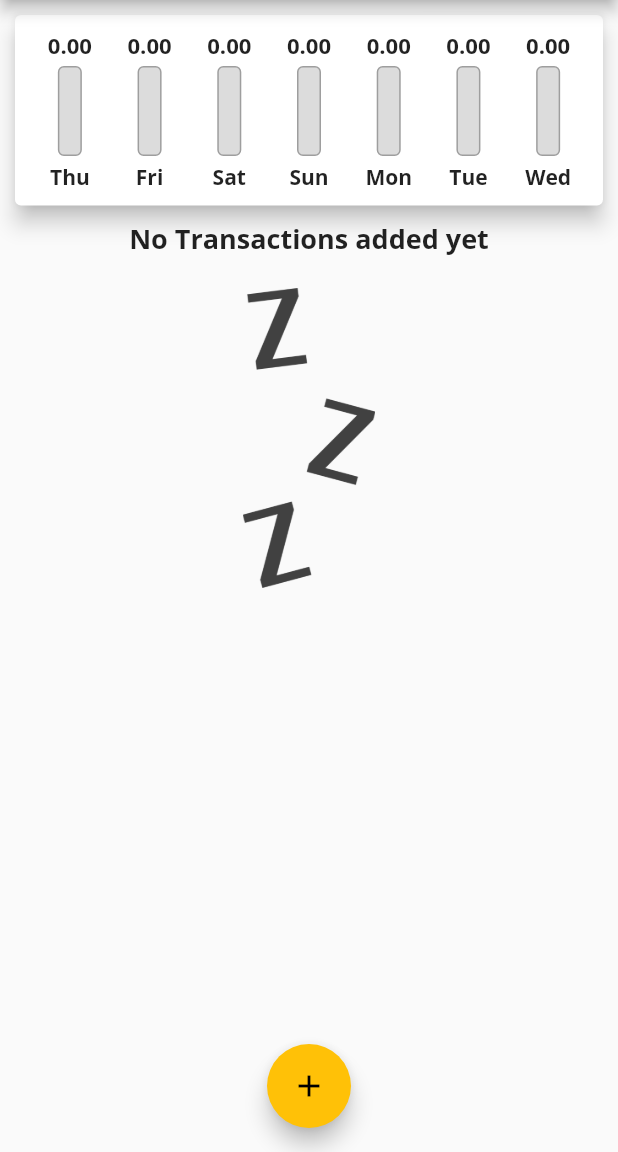
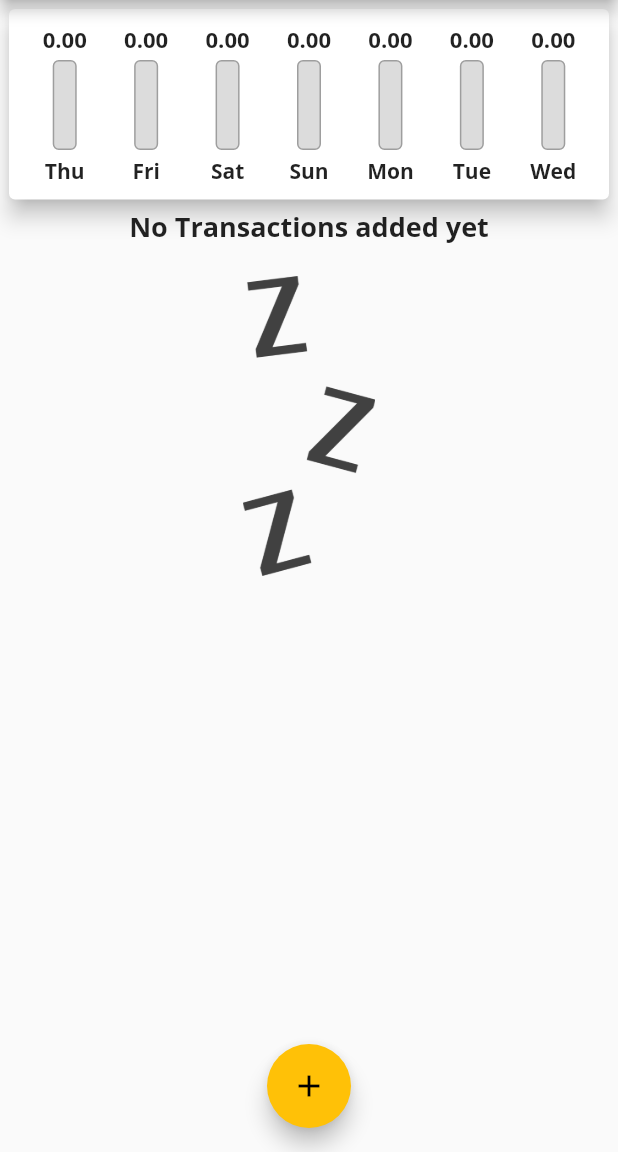
Before and after one commit to gerdreiss/learning-flutter, a Flutter app: the screen it shows after launch, on a phone screen of 412 x 824 dp, the part 84-1236 px from its top. Run offline on Flutter 3.47's test engine with Material 2 defaults, Android fonts, the phone set to English and light mode, and no system bars; our stand-ins replace flutter_masked_text.

Commit message:
Flutter & Dart - The Complete Guide: expenses app, delete transaction

```diff
--- a/udemy/flutter_dart_complete_guide/expenses_app/lib/main.dart
+++ b/udemy/flutter_dart_complete_guide/expenses_app/lib/main.dart
@@ -97,8 +97,7 @@ class _MyHomePageState extends State<MyHomePage> {
 
   @override
   Widget build(BuildContext context) {
-    return Scaffold(
-      appBar: AppBar(
+    final appBar = AppBar(
       title: Text('Personal Expenses'),
       actions: [
         IconButton(
@@ -106,16 +105,27 @@ class _MyHomePageState extends State<MyHomePage> {
           onPressed: () => _startAddNewTransaction(context),
         ),
       ],
-      ),
+    );
+    return Scaffold(
+      appBar: appBar,
       body: SingleChildScrollView(
         child: Column(
           crossAxisAlignment: CrossAxisAlignment.stretch,
           children: [
             Container(
-              width: double.infinity,
+              width: (MediaQuery.of(context).size.height -
+                      appBar.preferredSize.height -
+                      MediaQuery.of(context).padding.top) *
+                  .2,
               child: Chart(_recentTransactions),
             ),
-            TransactionList(_transactions, _deleteTransaction),
+            Container(
+              height: (MediaQuery.of(context).size.height -
+                      appBar.preferredSize.height -
+                      MediaQuery.of(context).padding.top) *
+                  .8,
+              child: TransactionList(_transactions, _deleteTransaction),
+            ),
           ],
         ),
       ),
--- a/udemy/flutter_dart_complete_guide/expenses_app/lib/widgets/chart.dart
+++ b/udemy/flutter_dart_complete_guide/expenses_app/lib/widgets/chart.dart
@@ -38,7 +38,7 @@ class Chart extends StatelessWidget {
   Widget build(BuildContext context) {
     return Card(
       elevation: 6,
-      margin: EdgeInsets.all(10),
+      margin: EdgeInsets.all(6),
       child: Padding(
         padding: EdgeInsets.all(10),
         child: Row(
--- a/udemy/flutter_dart_complete_guide/expenses_app/lib/widgets/transaction_list.dart
+++ b/udemy/flutter_dart_complete_guide/expenses_app/lib/widgets/transaction_list.dart
@@ -10,9 +10,7 @@ class TransactionList extends StatelessWidget {
 
   @override
   Widget build(BuildContext context) {
-    return Container(
-      height: 500,
-      child: _transactions.isEmpty
+    return _transactions.isEmpty
         ? Column(children: [
             Text(
               'No Transactions added yet',
@@ -106,7 +104,6 @@ class TransactionList extends StatelessWidget {
             //   ),
             // ),
             itemCount: _transactions.length,
-            ),
           );
   }
 }
--- a/udemy/flutter_dart_complete_guide/expenses_app/lib/widgets/user_transactions.dart
+++ b/udemy/flutter_dart_complete_guide/expenses_app/lib/widgets/user_transactions.dart
@@ -28,7 +28,7 @@ class _UserTransactionsState extends State<UserTransactions> {
   Widget build(BuildContext context) {
     return Column(children: [
       NewTransaction(_addNewTransaction),
-      TransactionList(_transactions),
+      TransactionList(_transactions, (id) {}),
     ]);
   }
 
```
Lines whose indentation alone changed are shown as unchanged.
